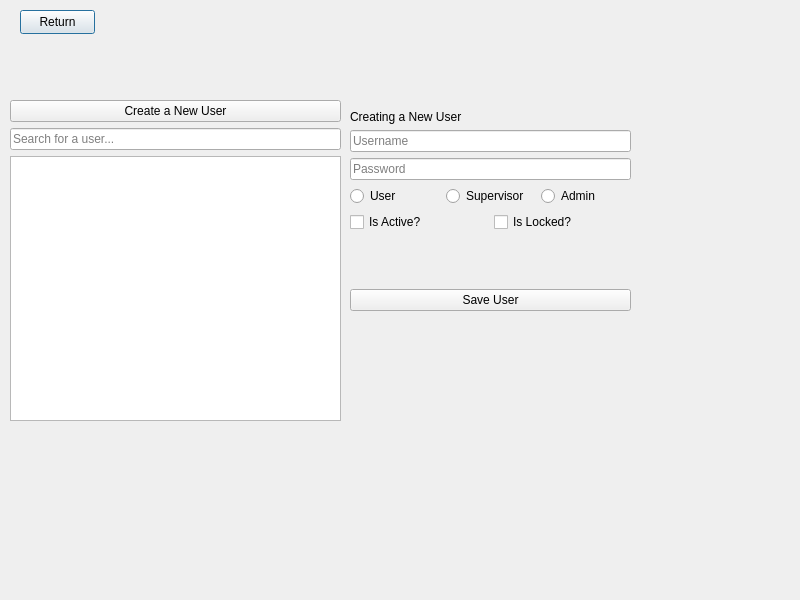
Qt form UI/admin_window.ui (npaolini-8/se-group-5) before a commit.
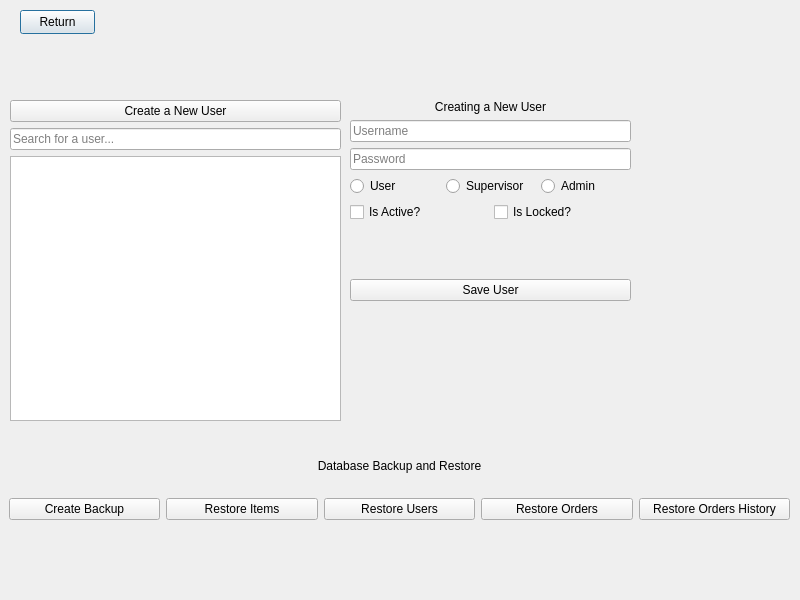
The same form after that commit.

Commit message: removed backup from main window, added to admin, cleaned up main window

```diff
--- a/UI/admin_window.ui
+++ b/UI/admin_window.ui
@@ -36,7 +36,7 @@
    <property name="geometry">
     <rect>
      <x>350</x>
-     <y>110</y>
+     <y>100</y>
      <width>281</width>
      <height>201</height>
     </rect>
@@ -47,6 +47,9 @@
       <property name="text">
        <string>Creating a New User</string>
       </property>
+      <property name="alignment">
+       <set>Qt::AlignCenter</set>
+      </property>
      </widget>
     </item>
     <item>
@@ -167,6 +170,67 @@
     </item>
    </layout>
   </widget>
+  <widget class="QWidget" name="verticalLayoutWidget_3">
+   <property name="geometry">
+    <rect>
+     <x>9</x>
+     <y>440</y>
+     <width>781</width>
+     <height>80</height>
+    </rect>
+   </property>
+   <layout class="QVBoxLayout" name="verticalLayout_3">
+    <item>
+     <widget class="QLabel" name="db_fxn_lbl">
+      <property name="text">
+       <string>Database Backup and Restore</string>
+      </property>
+      <property name="alignment">
+       <set>Qt::AlignCenter</set>
+      </property>
+     </widget>
+    </item>
+    <item>
+     <layout class="QHBoxLayout" name="db_bu_buttons">
+      <item>
+       <widget class="QPushButton" name="bu_create_btn">
+        <property name="text">
+         <string>Create Backup</string>
+        </property>
+       </widget>
+      </item>
+      <item>
+       <widget class="QPushButton" name="restore_items_btn">
+        <property name="text">
+         <string>Restore Items</string>
+        </property>
+       </widget>
+      </item>
+      <item>
+       <widget class="QPushButton" name="restore_users_btn">
+        <property name="text">
+         <string>Restore Users</string>
+        </property>
+       </widget>
+      </item>
+      <item>
+       <widget class="QPushButton" name="pushButton_2">
+        <property name="text">
+         <string>Restore Orders</string>
+        </property>
+       </widget>
+      </item>
+      <item>
+       <widget class="QPushButton" name="pushButton">
+        <property name="text">
+         <string>Restore Orders History</string>
+        </property>
+       </widget>
+      </item>
+     </layout>
+    </item>
+   </layout>
+  </widget>
  </widget>
  <resources/>
  <connections/>
```
Left out of the diff: 4 changed lines with no effect on the pictures. The commit also changes 3 other files.
